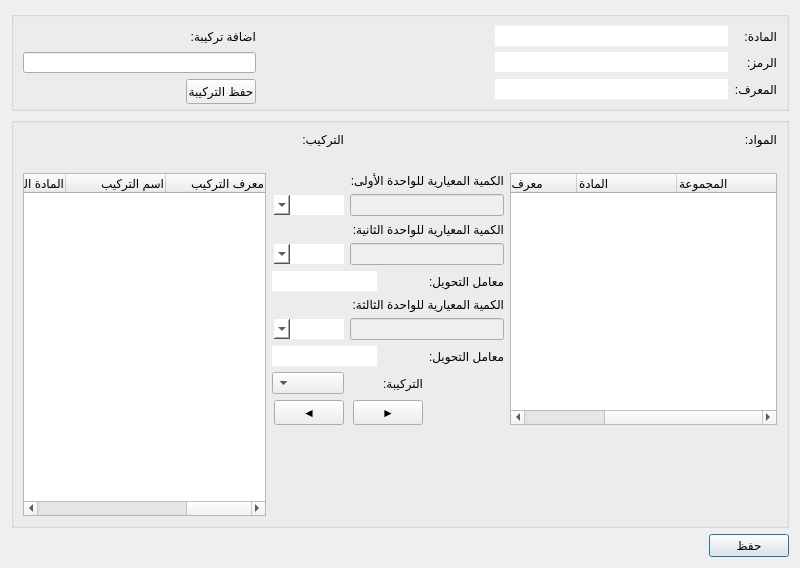
Above: Ui_GrouppedMaterialComposition.ui from rabee361/E-commerce2 before the change. Below: the same form after it.
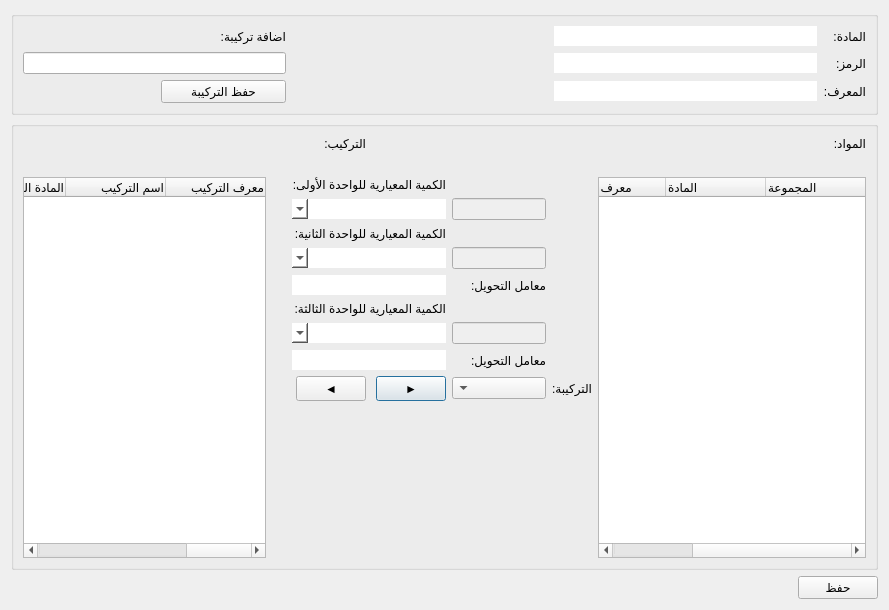
That is the form after the change.

Patch:
```diff
--- a/Ui_GrouppedMaterialComposition.ui
+++ b/Ui_GrouppedMaterialComposition.ui
@@ -6,8 +6,8 @@
    <rect>
     <x>0</x>
     <y>0</y>
-    <width>800</width>
-    <height>568</height>
+    <width>889</width>
+    <height>610</height>
    </rect>
   </property>
   <property name="minimumSize">
@@ -23,153 +23,6 @@
    <enum>Qt::RightToLeft</enum>
   </property>
   <layout class="QGridLayout" name="gridLayout_3">
-   <item row="2" column="0">
-    <widget class="QPushButton" name="save_btn">
-     <property name="text">
-      <string>حفظ</string>
-     </property>
-    </widget>
-   </item>
-   <item row="2" column="1">
-    <spacer name="horizontalSpacer_2">
-     <property name="orientation">
-      <enum>Qt::Horizontal</enum>
-     </property>
-     <property name="sizeHint" stdset="0">
-      <size>
-       <width>698</width>
-       <height>20</height>
-      </size>
-     </property>
-    </spacer>
-   </item>
-   <item row="0" column="0" colspan="2">
-    <widget class="QGroupBox" name="groupBox">
-     <property name="maximumSize">
-      <size>
-       <width>16777215</width>
-       <height>100</height>
-      </size>
-     </property>
-     <property name="title">
-      <string/>
-     </property>
-     <layout class="QGridLayout" name="gridLayout">
-      <item row="0" column="1">
-       <widget class="QLineEdit" name="name_input">
-        <property name="enabled">
-         <bool>false</bool>
-        </property>
-        <property name="styleSheet">
-         <string notr="true">background-color:white;
-color:black;
-border-style: none;
-height: 20;</string>
-        </property>
-       </widget>
-      </item>
-      <item row="3" column="0">
-       <widget class="QLabel" name="label_3">
-        <property name="text">
-         <string>المعرف:</string>
-        </property>
-       </widget>
-      </item>
-      <item row="3" column="1">
-       <widget class="QLineEdit" name="id_input">
-        <property name="enabled">
-         <bool>false</bool>
-        </property>
-        <property name="layoutDirection">
-         <enum>Qt::LeftToRight</enum>
-        </property>
-        <property name="styleSheet">
-         <string notr="true">background-color:white;
-color:black;
-border-style: none;
-height: 20;</string>
-        </property>
-       </widget>
-      </item>
-      <item row="2" column="3">
-       <widget class="QLineEdit" name="composition_name_input">
-        <property name="enabled">
-         <bool>true</bool>
-        </property>
-        <property name="styleSheet">
-         <string notr="true"/>
-        </property>
-       </widget>
-      </item>
-      <item row="2" column="1">
-       <widget class="QLineEdit" name="code_input">
-        <property name="enabled">
-         <bool>false</bool>
-        </property>
-        <property name="styleSheet">
-         <string notr="true">background-color:white;
-color:black;
-border-style: none;
-height: 20;</string>
-        </property>
-       </widget>
-      </item>
-      <item row="0" column="3">
-       <widget class="QLabel" name="label_11">
-        <property name="text">
-         <string>اضافة تركيبة:</string>
-        </property>
-       </widget>
-      </item>
-      <item row="0" column="0">
-       <widget class="QLabel" name="label">
-        <property name="text">
-         <string>المادة:</string>
-        </property>
-       </widget>
-      </item>
-      <item row="3" column="2">
-       <spacer name="horizontalSpacer">
-        <property name="orientation">
-         <enum>Qt::Horizontal</enum>
-        </property>
-        <property name="sizeHint" stdset="0">
-         <size>
-          <width>40</width>
-          <height>20</height>
-         </size>
-        </property>
-       </spacer>
-      </item>
-      <item row="3" column="3">
-       <widget class="QPushButton" name="save_composition_btn">
-        <property name="minimumSize">
-         <size>
-          <width>40</width>
-          <height>25</height>
-         </size>
-        </property>
-        <property name="maximumSize">
-         <size>
-          <width>70</width>
-          <height>25</height>
-         </size>
-        </property>
-        <property name="text">
-         <string>حفظ التركيبة</string>
-        </property>
-       </widget>
-      </item>
-      <item row="2" column="0">
-       <widget class="QLabel" name="label_2">
-        <property name="text">
-         <string>الرمز:</string>
-        </property>
-       </widget>
-      </item>
-     </layout>
-    </widget>
-   </item>
    <item row="1" column="0" colspan="2">
     <widget class="QGroupBox" name="groupBox_2">
      <property name="minimumSize">
@@ -182,7 +35,84 @@
       <string/>
      </property>
      <layout class="QGridLayout" name="gridLayout_2">
-      <item row="2" column="7" rowspan="11">
+      <item row="0" column="0">
+       <widget class="QLabel" name="label_4">
+        <property name="maximumSize">
+         <size>
+          <width>16777215</width>
+          <height>16777215</height>
+         </size>
+        </property>
+        <property name="text">
+         <string>المواد:</string>
+        </property>
+       </widget>
+      </item>
+      <item row="0" column="5">
+       <widget class="QLabel" name="label_5">
+        <property name="text">
+         <string>التركيب:</string>
+        </property>
+       </widget>
+      </item>
+      <item row="1" column="1">
+       <spacer name="horizontalSpacer_4">
+        <property name="orientation">
+         <enum>Qt::Horizontal</enum>
+        </property>
+        <property name="sizeHint" stdset="0">
+         <size>
+          <width>242</width>
+          <height>20</height>
+         </size>
+        </property>
+       </spacer>
+      </item>
+      <item row="1" column="7">
+       <spacer name="horizontalSpacer_3">
+        <property name="orientation">
+         <enum>Qt::Horizontal</enum>
+        </property>
+        <property name="sizeHint" stdset="0">
+         <size>
+          <width>242</width>
+          <height>20</height>
+         </size>
+        </property>
+       </spacer>
+      </item>
+      <item row="2" column="0" rowspan="10" colspan="2">
+       <widget class="QTreeWidget" name="materials_tree">
+        <column>
+         <property name="text">
+          <string>المجموعة</string>
+         </property>
+        </column>
+        <column>
+         <property name="text">
+          <string>المادة</string>
+         </property>
+        </column>
+        <column>
+         <property name="text">
+          <string>معرف المادة</string>
+         </property>
+        </column>
+        <column>
+         <property name="text">
+          <string>معرف المجموعة</string>
+         </property>
+        </column>
+       </widget>
+      </item>
+      <item row="2" column="4" colspan="2">
+       <widget class="QLabel" name="label_6">
+        <property name="text">
+         <string>الكمية المعيارية للواحدة الأولى:</string>
+        </property>
+       </widget>
+      </item>
+      <item row="2" column="7" rowspan="10">
        <widget class="QTreeWidget" name="material_composition_tree">
         <column>
          <property name="text">
@@ -250,27 +180,7 @@
         </column>
        </widget>
       </item>
-      <item row="9" column="2" colspan="2">
-       <widget class="QLabel" name="label_10">
-        <property name="text">
-         <string>معامل التحويل:</string>
-        </property>
-       </widget>
-      </item>
-      <item row="8" column="2" colspan="4">
-       <widget class="QLineEdit" name="quantity3_input">
-        <property name="enabled">
-         <bool>false</bool>
-        </property>
-        <property name="maximumSize">
-         <size>
-          <width>16777215</width>
-          <height>16777215</height>
-         </size>
-        </property>
-       </widget>
-      </item>
-      <item row="3" column="2" colspan="4">
+      <item row="3" column="3">
        <widget class="QLineEdit" name="quantity1_input">
         <property name="enabled">
          <bool>false</bool>
@@ -283,40 +193,53 @@
         </property>
        </widget>
       </item>
-      <item row="1" column="1">
-       <spacer name="horizontalSpacer_4">
-        <property name="orientation">
-         <enum>Qt::Horizontal</enum>
+      <item row="3" column="4" colspan="2">
+       <widget class="QComboBox" name="unit1_combobox">
+        <property name="enabled">
+         <bool>false</bool>
         </property>
-        <property name="sizeHint" stdset="0">
+        <property name="maximumSize">
          <size>
-          <width>242</width>
-          <height>20</height>
+          <width>16777215</width>
+          <height>16777215</height>
          </size>
         </property>
-       </spacer>
+        <property name="styleSheet">
+         <string notr="true">background-color:white;
+color:black;
+border-style: none;
+height:20;</string>
+        </property>
+       </widget>
       </item>
-      <item row="12" column="2">
-       <spacer name="verticalSpacer_2">
-        <property name="orientation">
-         <enum>Qt::Vertical</enum>
+      <item row="4" column="4" colspan="2">
+       <widget class="QLabel" name="label_7">
+        <property name="text">
+         <string>الكمية المعيارية للواحدة الثانية:</string>
         </property>
-        <property name="sizeHint" stdset="0">
+       </widget>
+      </item>
+      <item row="5" column="3">
+       <widget class="QLineEdit" name="quantity2_input">
+        <property name="enabled">
+         <bool>false</bool>
+        </property>
+        <property name="maximumSize">
          <size>
-          <width>17</width>
-          <height>178</height>
+          <width>16777215</width>
+          <height>16777215</height>
          </size>
         </property>
-       </spacer>
+       </widget>
       </item>
-      <item row="8" column="6">
-       <widget class="QComboBox" name="unit3_combobox">
+      <item row="5" column="4" colspan="2">
+       <widget class="QComboBox" name="unit2_combobox">
         <property name="enabled">
          <bool>false</bool>
         </property>
         <property name="maximumSize">
          <size>
-          <width>70</width>
+          <width>16777215</width>
           <height>16777215</height>
          </size>
         </property>
@@ -328,33 +251,14 @@
         </property>
        </widget>
       </item>
-      <item row="6" column="2" colspan="2">
+      <item row="6" column="3">
        <widget class="QLabel" name="label_9">
         <property name="text">
          <string>معامل التحويل:</string>
         </property>
        </widget>
       </item>
-      <item row="11" column="6">
-       <widget class="QPushButton" name="add_material_btn">
-        <property name="minimumSize">
-         <size>
-          <width>40</width>
-          <height>25</height>
-         </size>
-        </property>
-        <property name="maximumSize">
-         <size>
-          <width>70</width>
-          <height>25</height>
-         </size>
-        </property>
-        <property name="text">
-         <string>◄</string>
-        </property>
-       </widget>
-      </item>
-      <item row="6" column="5" colspan="2">
+      <item row="6" column="4" colspan="2">
        <widget class="QLineEdit" name="unit1_to_unit2_rate_input">
         <property name="enabled">
          <bool>false</bool>
@@ -373,22 +277,15 @@
         </property>
        </widget>
       </item>
-      <item row="0" column="6">
-       <widget class="QLabel" name="label_5">
-        <property name="text">
-         <string>التركيب:</string>
-        </property>
-       </widget>
-      </item>
-      <item row="7" column="2" colspan="4">
+      <item row="7" column="4" colspan="2">
        <widget class="QLabel" name="label_8">
         <property name="text">
          <string>الكمية المعيارية للواحدة الثالثة:</string>
         </property>
        </widget>
       </item>
-      <item row="5" column="2" colspan="4">
-       <widget class="QLineEdit" name="quantity2_input">
+      <item row="8" column="3">
+       <widget class="QLineEdit" name="quantity3_input">
         <property name="enabled">
          <bool>false</bool>
         </property>
@@ -400,21 +297,40 @@
         </property>
        </widget>
       </item>
-      <item row="4" column="2" colspan="4">
-       <widget class="QLabel" name="label_7">
+      <item row="8" column="4" colspan="2">
+       <widget class="QComboBox" name="unit3_combobox">
+        <property name="enabled">
+         <bool>false</bool>
+        </property>
+        <property name="maximumSize">
+         <size>
+          <width>16777215</width>
+          <height>16777215</height>
+         </size>
+        </property>
+        <property name="styleSheet">
+         <string notr="true">background-color:white;
+color:black;
+border-style: none;
+height:20;</string>
+        </property>
+       </widget>
+      </item>
+      <item row="9" column="3">
+       <widget class="QLabel" name="label_10">
         <property name="text">
-         <string>الكمية المعيارية للواحدة الثانية:</string>
+         <string>معامل التحويل:</string>
         </property>
        </widget>
       </item>
-      <item row="3" column="6">
-       <widget class="QComboBox" name="unit1_combobox">
+      <item row="9" column="4" colspan="2">
+       <widget class="QLineEdit" name="unit1_to_unit3_rate_input">
         <property name="enabled">
          <bool>false</bool>
         </property>
         <property name="maximumSize">
          <size>
-          <width>70</width>
+          <width>16777215</width>
           <height>16777215</height>
          </size>
         </property>
@@ -426,7 +342,17 @@
         </property>
        </widget>
       </item>
-      <item row="11" column="4" colspan="2">
+      <item row="10" column="2">
+       <widget class="QLabel" name="label_12">
+        <property name="text">
+         <string>التركيبة:</string>
+        </property>
+       </widget>
+      </item>
+      <item row="10" column="3">
+       <widget class="QComboBox" name="composition_combobox"/>
+      </item>
+      <item row="10" column="4">
        <widget class="QPushButton" name="remove_material_btn">
         <property name="minimumSize">
          <size>
@@ -445,45 +371,39 @@
         </property>
        </widget>
       </item>
-      <item row="9" column="5" colspan="2">
-       <widget class="QLineEdit" name="unit1_to_unit3_rate_input">
-        <property name="enabled">
-         <bool>false</bool>
-        </property>
-        <property name="maximumSize">
+      <item row="10" column="5">
+       <widget class="QPushButton" name="add_material_btn">
+        <property name="minimumSize">
          <size>
-          <width>16777215</width>
-          <height>16777215</height>
+          <width>40</width>
+          <height>25</height>
          </size>
-        </property>
-        <property name="styleSheet">
-         <string notr="true">background-color:white;
-color:black;
-border-style: none;
-height:20;</string>
-        </property>
-       </widget>
-      </item>
-      <item row="5" column="6">
-       <widget class="QComboBox" name="unit2_combobox">
-        <property name="enabled">
-         <bool>false</bool>
         </property>
         <property name="maximumSize">
          <size>
           <width>70</width>
-          <height>16777215</height>
+          <height>25</height>
          </size>
         </property>
-        <property name="styleSheet">
-         <string notr="true">background-color:white;
-color:black;
-border-style: none;
-height:20;</string>
+        <property name="text">
+         <string>◄</string>
         </property>
        </widget>
       </item>
-      <item row="12" column="6">
+      <item row="11" column="2">
+       <spacer name="verticalSpacer_2">
+        <property name="orientation">
+         <enum>Qt::Vertical</enum>
+        </property>
+        <property name="sizeHint" stdset="0">
+         <size>
+          <width>17</width>
+          <height>178</height>
+         </size>
+        </property>
+       </spacer>
+      </item>
+      <item row="11" column="6">
        <spacer name="verticalSpacer">
         <property name="orientation">
          <enum>Qt::Vertical</enum>
@@ -496,73 +416,150 @@
         </property>
        </spacer>
       </item>
-      <item row="1" column="7">
-       <spacer name="horizontalSpacer_3">
+     </layout>
+    </widget>
+   </item>
+   <item row="2" column="1">
+    <spacer name="horizontalSpacer_2">
         <property name="orientation">
          <enum>Qt::Horizontal</enum>
         </property>
         <property name="sizeHint" stdset="0">
          <size>
-          <width>242</width>
+       <width>698</width>
           <height>20</height>
          </size>
         </property>
        </spacer>
       </item>
-      <item row="10" column="4">
-       <widget class="QLabel" name="label_12">
+   <item row="2" column="0">
+    <widget class="QPushButton" name="save_btn">
         <property name="text">
-         <string>التركيبة:</string>
+      <string>حفظ</string>
         </property>
        </widget>
       </item>
-      <item row="10" column="6">
-       <widget class="QComboBox" name="composition_combobox"/>
-      </item>
-      <item row="2" column="2" colspan="4">
-       <widget class="QLabel" name="label_6">
-        <property name="text">
-         <string>الكمية المعيارية للواحدة الأولى:</string>
-        </property>
-       </widget>
-      </item>
-      <item row="0" column="0">
-       <widget class="QLabel" name="label_4">
+   <item row="0" column="0" colspan="2">
+    <widget class="QGroupBox" name="groupBox">
         <property name="maximumSize">
          <size>
           <width>16777215</width>
+       <height>125</height>
+      </size>
+     </property>
+     <property name="layoutDirection">
+      <enum>Qt::RightToLeft</enum>
+     </property>
+     <property name="title">
+      <string/>
+     </property>
+     <layout class="QGridLayout" name="gridLayout">
+      <item row="0" column="1">
+       <widget class="QLineEdit" name="name_input">
+        <property name="enabled">
+         <bool>false</bool>
+        </property>
+        <property name="styleSheet">
+         <string notr="true">background-color:white;
+color:black;
+border-style: none;
+height: 20;</string>
+        </property>
+       </widget>
+      </item>
+      <item row="2" column="3">
+       <widget class="QLineEdit" name="composition_name_input">
+        <property name="enabled">
+         <bool>true</bool>
+        </property>
+        <property name="styleSheet">
+         <string notr="true"/>
+        </property>
+       </widget>
+      </item>
+      <item row="2" column="1">
+       <widget class="QLineEdit" name="code_input">
+        <property name="enabled">
+         <bool>false</bool>
+        </property>
+        <property name="styleSheet">
+         <string notr="true">background-color:white;
+color:black;
+border-style: none;
+height: 20;</string>
+        </property>
+       </widget>
+      </item>
+      <item row="2" column="0">
+       <widget class="QLabel" name="label_2">
+        <property name="text">
+         <string>الرمز:</string>
+        </property>
+       </widget>
+      </item>
+      <item row="0" column="3">
+       <widget class="QLabel" name="label_11">
+        <property name="text">
+         <string>اضافة تركيبة:</string>
+        </property>
+       </widget>
+      </item>
+      <item row="0" column="0">
+       <widget class="QLabel" name="label">
+        <property name="text">
+         <string>المادة:</string>
+        </property>
+       </widget>
+      </item>
+      <item row="2" column="2">
+       <spacer name="horizontalSpacer">
+        <property name="orientation">
+         <enum>Qt::Horizontal</enum>
+        </property>
+        <property name="sizeHint" stdset="0">
+         <size>
+          <width>40</width>
+          <height>20</height>
+         </size>
+        </property>
+       </spacer>
+      </item>
+      <item row="4" column="1">
+       <widget class="QLineEdit" name="id_input">
+        <property name="enabled">
+         <bool>false</bool>
+        </property>
+        <property name="layoutDirection">
+         <enum>Qt::LeftToRight</enum>
+        </property>
+        <property name="styleSheet">
+         <string notr="true">background-color:white;
+color:black;
+border-style: none;
+height: 20;</string>
+        </property>
+       </widget>
+      </item>
+      <item row="4" column="0">
+       <widget class="QLabel" name="label_3">
+        <property name="text">
+         <string>المعرف:</string>
+        </property>
+       </widget>
+      </item>
+      <item row="4" column="3">
+       <widget class="QPushButton" name="save_composition_btn">
+        <property name="maximumSize">
+         <size>
+          <width>125</width>
           <height>16777215</height>
          </size>
         </property>
         <property name="text">
-         <string>المواد:</string>
+         <string>حفظ التركيبة</string>
         </property>
        </widget>
       </item>
-      <item row="2" column="0" rowspan="10" colspan="2">
-       <widget class="QTreeWidget" name="materials_tree">
-        <column>
-         <property name="text">
-          <string>المجموعة</string>
-         </property>
-        </column>
-        <column>
-         <property name="text">
-          <string>المادة</string>
-         </property>
-        </column>
-        <column>
-         <property name="text">
-          <string>معرف المادة</string>
-         </property>
-        </column>
-        <column>
-         <property name="text">
-          <string>معرف المجموعة</string>
-         </property>
-        </column>
-       </widget>
-      </item>
      </layout>
     </widget>
    </item>
```
Lines whose indentation alone changed are shown as unchanged.
